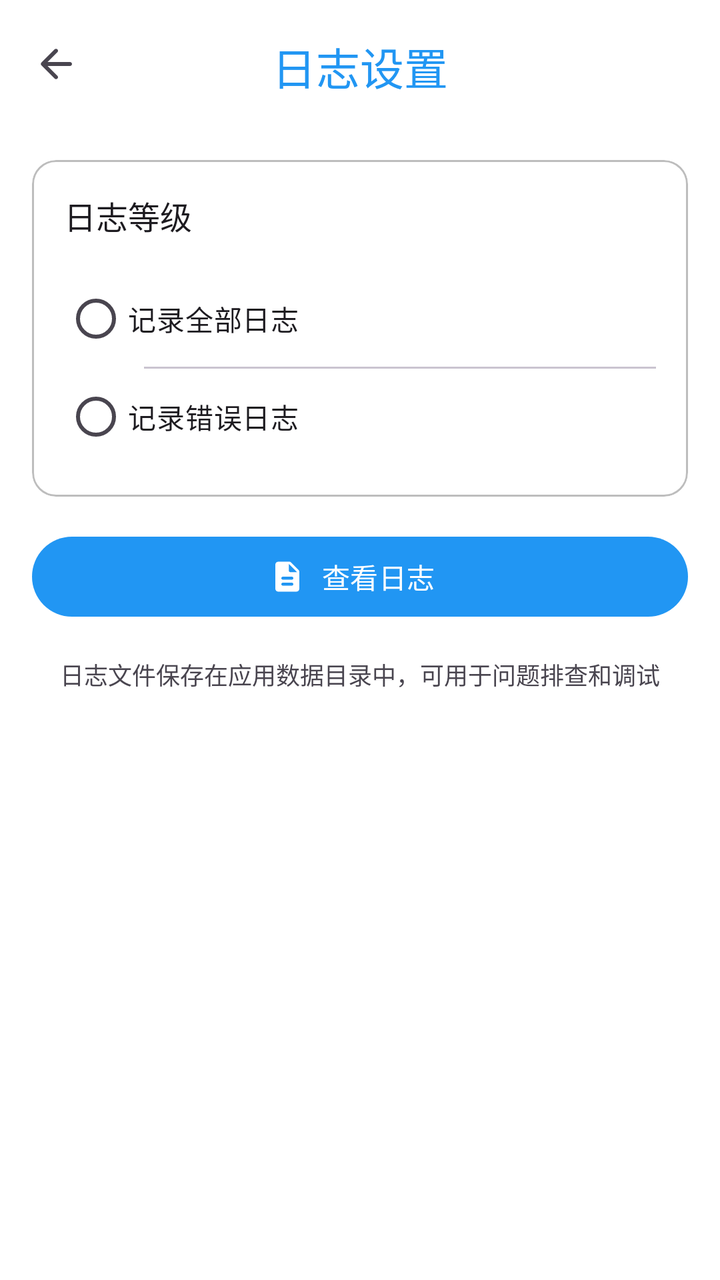
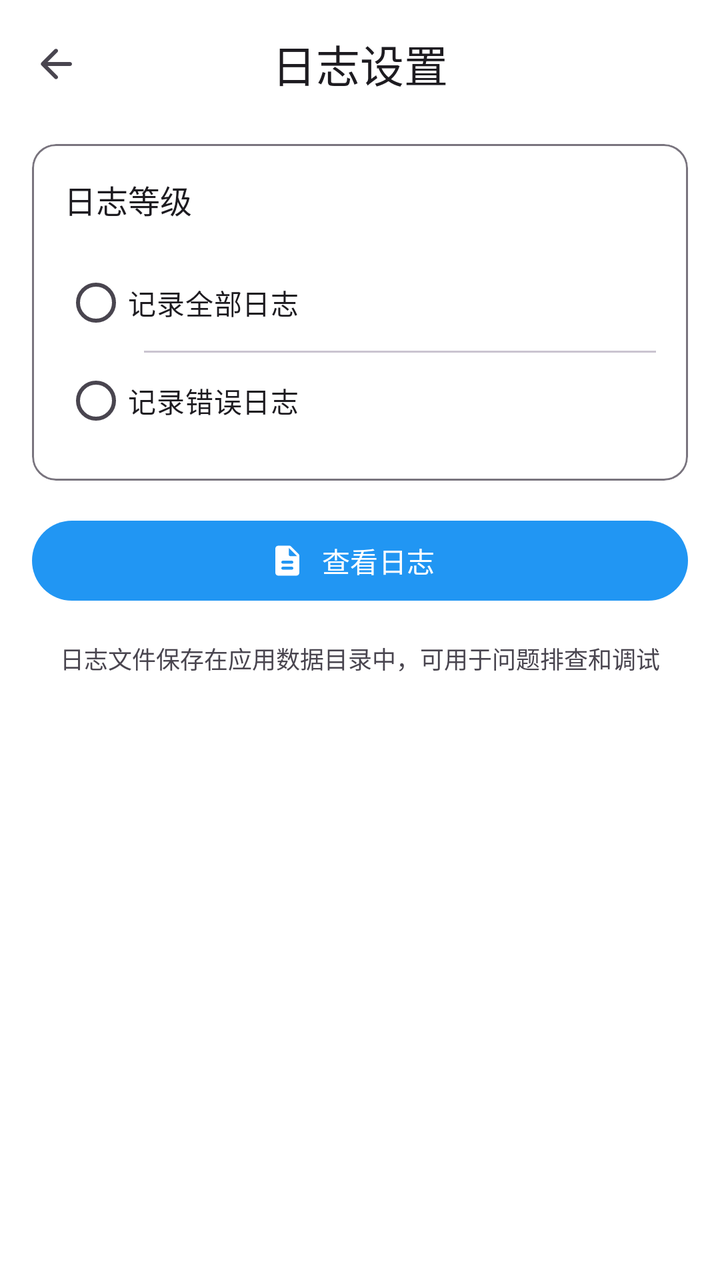

Screens rendered from an Android XML layout before and after an edit, with the pre-edit source and the edit as a unified diff.
<!-- AndroidManifest.xml: application theme AppTheme -->
<!-- res/layout/activity_log_settings.xml -->
<?xml version="1.0" encoding="utf-8"?>
<androidx.coordinatorlayout.widget.CoordinatorLayout
    xmlns:android="http://schemas.android.com/apk/res/android"
    xmlns:app="http://schemas.android.com/apk/res-auto"
    android:layout_width="match_parent"
    android:layout_height="match_parent"
    android:fitsSystemWindows="true"
    android:background="?attr/colorSurfaceContainerLowest">

    <com.google.android.material.appbar.AppBarLayout
        android:layout_width="match_parent"
        android:layout_height="wrap_content"
        android:fitsSystemWindows="true"
        android:background="@android:color/transparent"
        android:elevation="0dp"
        app:elevation="0dp">

        <com.google.android.material.appbar.MaterialToolbar
            android:id="@+id/title_container"
            android:layout_width="match_parent"
            android:layout_height="wrap_content"
            android:layout_marginBottom="8dp"
            android:background="@android:color/transparent"
            app:navigationIcon="@drawable/round_arrow_back"
            app:navigationIconTint="?attr/colorOnSurfaceVariant"
            app:navigationContentDescription="@string/tooltip_back"
            app:title="@string/log_settings_title"
            app:titleCentered="true"
            app:titleMarginTop="17dp"
            app:titleTextColor="?attr/colorPrimary"
            style="@style/Widget.Material3.Toolbar.Surface" />

    </com.google.android.material.appbar.AppBarLayout>

    <androidx.core.widget.NestedScrollView
        android:layout_width="match_parent"
        android:layout_height="match_parent"
        android:scrollbarStyle="outsideOverlay"
        android:fadeScrollbars="true"
        app:layout_behavior="@string/appbar_scrolling_view_behavior">

        <LinearLayout
            android:id="@+id/scroll_content"
            android:layout_width="match_parent"
            android:layout_height="wrap_content"
            android:paddingTop="8dp"
            android:paddingStart="16dp"
            android:paddingEnd="16dp"
            android:paddingBottom="16dp"
            android:orientation="vertical">

            <com.google.android.material.card.MaterialCardView
                android:id="@+id/log_level_card"
                android:layout_width="match_parent"
                android:layout_height="wrap_content"
                android:layout_marginBottom="16dp"
                style="@style/Widget.Material3.CardView.Outlined"
                app:cardBackgroundColor="@android:color/transparent"
                app:cardCornerRadius="12dp"
                app:cardElevation="0dp"
                app:strokeColor="?attr/colorOutline"
                app:strokeWidth="1dp">

                <LinearLayout
                    android:layout_width="match_parent"
                    android:layout_height="wrap_content"
                    android:padding="16dp"
                    android:orientation="vertical">

                    <TextView
                        android:layout_width="wrap_content"
                        android:layout_height="wrap_content"
                        android:layout_marginBottom="16dp"
                        android:textSize="16sp"
                        android:fontFamily="sans-serif-medium"
                        android:textColor="?attr/colorOnSurface"
                        android:text="@string/log_level_title" />

                    <RadioGroup
                        android:id="@+id/rg_log_level"
                        android:layout_width="match_parent"
                        android:layout_height="wrap_content"
                        android:orientation="vertical">

                        <com.google.android.material.radiobutton.MaterialRadioButton
                            android:id="@+id/rb_log_all"
                            android:layout_width="match_parent"
                            android:layout_height="wrap_content"
                            android:paddingVertical="12dp"
                            android:textSize="14sp"
                            android:textColor="?attr/colorOnSurface"
                            android:text="@string/log_level_verbose" />

                        <com.google.android.material.divider.MaterialDivider
                            android:layout_width="match_parent"
                            android:layout_height="wrap_content"
                            app:dividerColor="?attr/colorOutlineVariant"
                            app:dividerThickness="1dp"
                            android:layout_marginStart="40dp" />

                        <com.google.android.material.radiobutton.MaterialRadioButton
                            android:id="@+id/rb_log_error"
                            android:layout_width="match_parent"
                            android:layout_height="wrap_content"
                            android:paddingVertical="12dp"
                            android:textSize="14sp"
                            android:textColor="?attr/colorOnSurface"
                            android:text="@string/log_level_error" />

                    </RadioGroup>

                </LinearLayout>

            </com.google.android.material.card.MaterialCardView>

            <Button
                android:id="@+id/btn_view_log"
                android:layout_width="match_parent"
                android:layout_height="48dp"
                android:text="@string/view_log"
                style="@style/Widget.Material3.Button.Icon"
                app:icon="@drawable/round_description"
                app:iconGravity="textStart" />

            <TextView
                android:layout_width="match_parent"
                android:layout_height="wrap_content"
                android:gravity="center"
                android:textSize="12sp"
                android:fontFamily="sans-serif"
                android:textColor="?attr/colorOnSurfaceVariant"
                android:layout_marginTop="16dp"
                android:lineSpacingExtra="4dp"
                android:text="@string/log_file_location_hint" />

        </LinearLayout>

    </androidx.core.widget.NestedScrollView>

</androidx.coordinatorlayout.widget.CoordinatorLayout>
<!-- resources referenced by this layout -->
<resources>
  <string name="log_level_error">记录错误日志</string>
  <string name="log_level_title">日志等级</string>
  <string name="log_level_verbose">记录全部日志</string>
  <string name="log_settings_title">日志设置</string>
  <string name="tooltip_back">返回上一层级</string>
  <string name="view_log">查看日志</string>
  <style name="AppTheme" parent="Base.AppTheme">
      <item name="android:windowFullscreen">false</item>
      <item name="android:statusBarColor">@android:color/transparent</item>
      <item name="android:navigationBarColor">@android:color/transparent</item>
      <item name="android:windowLayoutInDisplayCutoutMode">shortEdges</item>
      <item name="android:buttonTint">@null</item>
      <item name="buttonTint">@null</item>
    </style>
  <style name="Base.AppTheme" parent="Theme.Material3.DayNight.NoActionBar">
      <item name="colorPrimary">@color/colorPrimary</item> 
      <item name="colorPrimaryContainer">@color/colorPrimaryContainer</item> 
      <item name="colorOnPrimaryContainer">@color/colorOnPrimaryContainer</item> 
      <item name="colorSurface">@android:color/white</item> 
      <item name="colorSurfaceVariant">#E0E0E0</item> 
      <item name="colorOutline">@color/border_medium</item> 
      
      <item name="materialSwitchStyle">@style/Widget.App.MaterialSwitch</item>
      
      <item name="shapeAppearanceSmallComponent">@style/ShapeAppearance.SmallComponent</item>
      <item name="shapeAppearanceMediumComponent">@style/ShapeAppearance.MediumComponent</item>
      <item name="shapeAppearanceLargeComponent">@style/ShapeAppearance.LargeComponent</item>
      
      <item name="materialButtonStyle">@style/Widget.App.Button</item>
      <item name="android:windowAnimationStyle">@style/WindowAnimationTransition</item>
      <item name="android:windowContentTransitions">true</item>
      
      <item name="alertDialogTheme">@style/ThemeOverlay.App.MaterialAlertDialog</item>
      
      <item name="android:textColorHighlight">@color/colorPrimaryLight</item> 
      
      <item name="colorControlActivated">@color/colorPrimary</item> 
      <item name="android:colorControlActivated">@color/colorPrimary</item> 
      
      <item name="actionModeBackground">@color/colorPrimary</item> 
      <item name="android:actionModeBackground">@color/colorPrimary</item> 
      
      <item name="actionMenuTextColor">@android:color/white</item> 
      <item name="android:actionMenuTextColor">@android:color/white</item>
    </style>
  <color name="colorPrimary">#2196F3</color>
  <color name="border_medium">#BDBDBD</color>
  <style name="Widget.App.MaterialSwitch" parent="Widget.Material3.CompoundButton.MaterialSwitch">
  
    </style>
  <style name="ShapeAppearance.SmallComponent" parent="ShapeAppearance.Material3.SmallComponent">
      <item name="cornerFamily">rounded</item>
      <item name="cornerSize">8dp</item>
    </style>
  <style name="ShapeAppearance.MediumComponent" parent="ShapeAppearance.Material3.MediumComponent">
      <item name="cornerFamily">rounded</item>
      <item name="cornerSize">12dp</item>
    </style>
  <style name="ShapeAppearance.LargeComponent" parent="ShapeAppearance.Material3.LargeComponent">
      <item name="cornerFamily">rounded</item>
      <item name="cornerSize">16dp</item>
    </style>
  <style name="Widget.App.Button" parent="Widget.Material3.Button">
      <item name="android:insetTop">0dp</item>
      <item name="android:insetBottom">0dp</item>
      <item name="cornerRadius">12dp</item>
    </style>
  <style name="WindowAnimationTransition">
      <item name="android:windowEnterAnimation">@anim/slide_in_right</item>
      <item name="android:windowExitAnimation">@anim/slide_out_left</item>
      <item name="android:windowAllowEnterTransitionOverlap">true</item>
      <item name="android:windowAllowReturnTransitionOverlap">true</item>
    </style>
  <style name="ThemeOverlay.App.MaterialAlertDialog" parent="ThemeOverlay.Material3.MaterialAlertDialog">
      <item name="android:background">@android:color/white</item>
    </style>
  <color name="colorPrimaryLight">#64B5F6</color>
  <!-- unchanged entries left out for length: 5 -->
</resources>

<!-- the commit's change to res/layout/activity_log_settings.xml (unified diff, before → after) -->
@@ -4,13 +4,11 @@
     xmlns:app="http://schemas.android.com/apk/res-auto"
     android:layout_width="match_parent"
     android:layout_height="match_parent"
-    android:fitsSystemWindows="true"
     android:background="?attr/colorSurfaceContainerLowest">
 
     <com.google.android.material.appbar.AppBarLayout
         android:layout_width="match_parent"
         android:layout_height="wrap_content"
-        android:fitsSystemWindows="true"
         android:background="@android:color/transparent"
         android:elevation="0dp"
         app:elevation="0dp">
@@ -19,15 +17,12 @@
             android:id="@+id/title_container"
             android:layout_width="match_parent"
             android:layout_height="wrap_content"
-            android:layout_marginBottom="8dp"
             android:background="@android:color/transparent"
             app:navigationIcon="@drawable/round_arrow_back"
             app:navigationIconTint="?attr/colorOnSurfaceVariant"
             app:navigationContentDescription="@string/tooltip_back"
             app:title="@string/log_settings_title"
             app:titleCentered="true"
-            app:titleMarginTop="17dp"
-            app:titleTextColor="?attr/colorPrimary"
             style="@style/Widget.Material3.Toolbar.Surface" />
 
     </com.google.android.material.appbar.AppBarLayout>
@@ -37,7 +32,8 @@
         android:layout_height="match_parent"
         android:scrollbarStyle="outsideOverlay"
         android:fadeScrollbars="true"
-        app:layout_behavior="@string/appbar_scrolling_view_behavior">
+        app:layout_behavior="@string/appbar_scrolling_view_behavior"
+        android:id="@+id/activity_log_settings_scroll">
 
         <LinearLayout
             android:id="@+id/scroll_content"
@@ -113,7 +109,7 @@
 
             </com.google.android.material.card.MaterialCardView>
 
-            <Button
+            <com.google.android.material.button.MaterialButton
                 android:id="@+id/btn_view_log"
                 android:layout_width="match_parent"
                 android:layout_height="48dp"
<!-- resource entries referenced after the edit -->
@@ -7,75 +7,31 @@
   <string name="tooltip_back">返回上一层级</string>
   <string name="view_log">查看日志</string>
   <style name="AppTheme" parent="Base.AppTheme">
-      <item name="android:windowFullscreen">false</item>
-      <item name="android:statusBarColor">@android:color/transparent</item>
-      <item name="android:navigationBarColor">@android:color/transparent</item>
-      <item name="android:windowLayoutInDisplayCutoutMode">shortEdges</item>
-      <item name="android:buttonTint">@null</item>
-      <item name="buttonTint">@null</item>
-    </style>
+          <item name="android:windowFullscreen">false</item>
+          <item name="android:statusBarColor">@android:color/transparent</item>
+          <item name="android:navigationBarColor">@android:color/transparent</item>
+          <item name="android:windowLayoutInDisplayCutoutMode">shortEdges</item>
+      </style>
   <style name="Base.AppTheme" parent="Theme.Material3.DayNight.NoActionBar">
-      <item name="colorPrimary">@color/colorPrimary</item> 
-      <item name="colorPrimaryContainer">@color/colorPrimaryContainer</item> 
-      <item name="colorOnPrimaryContainer">@color/colorOnPrimaryContainer</item> 
-      <item name="colorSurface">@android:color/white</item> 
-      <item name="colorSurfaceVariant">#E0E0E0</item> 
-      <item name="colorOutline">@color/border_medium</item> 
-      
-      <item name="materialSwitchStyle">@style/Widget.App.MaterialSwitch</item>
-      
-      <item name="shapeAppearanceSmallComponent">@style/ShapeAppearance.SmallComponent</item>
-      <item name="shapeAppearanceMediumComponent">@style/ShapeAppearance.MediumComponent</item>
-      <item name="shapeAppearanceLargeComponent">@style/ShapeAppearance.LargeComponent</item>
-      
-      <item name="materialButtonStyle">@style/Widget.App.Button</item>
-      <item name="android:windowAnimationStyle">@style/WindowAnimationTransition</item>
-      <item name="android:windowContentTransitions">true</item>
-      
-      <item name="alertDialogTheme">@style/ThemeOverlay.App.MaterialAlertDialog</item>
-      
-      <item name="android:textColorHighlight">@color/colorPrimaryLight</item> 
-      
-      <item name="colorControlActivated">@color/colorPrimary</item> 
-      <item name="android:colorControlActivated">@color/colorPrimary</item> 
-      
-      <item name="actionModeBackground">@color/colorPrimary</item> 
-      <item name="android:actionModeBackground">@color/colorPrimary</item> 
-      
-      <item name="actionMenuTextColor">@android:color/white</item> 
-      <item name="android:actionMenuTextColor">@android:color/white</item>
-    </style>
+          <item name="colorPrimary">@color/colorPrimary</item>
+          <item name="colorPrimaryContainer">@color/colorPrimaryContainer</item>
+          <item name="colorOnPrimaryContainer">@color/colorOnPrimaryContainer</item>
+          <item name="colorControlActivated">@color/colorPrimary</item>
+          <item name="android:colorControlActivated">@color/colorPrimary</item>
+          <item name="android:textColorHighlight">@color/colorPrimaryLight</item>
+          <item name="materialAlertDialogTheme">@style/ThemeOverlay.App.MaterialAlertDialog</item>
+          <item name="alertDialogTheme">@style/ThemeOverlay.App.MaterialAlertDialog</item>
+          <item name="android:windowAnimationStyle">@style/WindowAnimationTransition</item>
+          <item name="android:windowContentTransitions">true</item>
+      </style>
   <color name="colorPrimary">#2196F3</color>
-  <color name="border_medium">#BDBDBD</color>
-  <style name="Widget.App.MaterialSwitch" parent="Widget.Material3.CompoundButton.MaterialSwitch">
-  
-    </style>
-  <style name="ShapeAppearance.SmallComponent" parent="ShapeAppearance.Material3.SmallComponent">
-      <item name="cornerFamily">rounded</item>
-      <item name="cornerSize">8dp</item>
-    </style>
-  <style name="ShapeAppearance.MediumComponent" parent="ShapeAppearance.Material3.MediumComponent">
-      <item name="cornerFamily">rounded</item>
-      <item name="cornerSize">12dp</item>
-    </style>
-  <style name="ShapeAppearance.LargeComponent" parent="ShapeAppearance.Material3.LargeComponent">
-      <item name="cornerFamily">rounded</item>
-      <item name="cornerSize">16dp</item>
-    </style>
-  <style name="Widget.App.Button" parent="Widget.Material3.Button">
-      <item name="android:insetTop">0dp</item>
-      <item name="android:insetBottom">0dp</item>
-      <item name="cornerRadius">12dp</item>
-    </style>
   <style name="WindowAnimationTransition">
-      <item name="android:windowEnterAnimation">@anim/slide_in_right</item>
-      <item name="android:windowExitAnimation">@anim/slide_out_left</item>
-      <item name="android:windowAllowEnterTransitionOverlap">true</item>
-      <item name="android:windowAllowReturnTransitionOverlap">true</item>
-    </style>
-  <style name="ThemeOverlay.App.MaterialAlertDialog" parent="ThemeOverlay.Material3.MaterialAlertDialog">
-      <item name="android:background">@android:color/white</item>
-    </style>
+          <item name="android:windowEnterAnimation">@anim/slide_in_right</item>
+          <item name="android:windowExitAnimation">@anim/slide_out_left</item>
+          <item name="android:windowAllowEnterTransitionOverlap">true</item>
+          <item name="android:windowAllowReturnTransitionOverlap">true</item>
+      </style>
+  <style name="ThemeOverlay.App.MaterialAlertDialog" parent="ThemeOverlay.Material3.MaterialAlertDialog" />
   <color name="colorPrimaryLight">#64B5F6</color>
   <!-- unchanged entries left out for length: 5 -->
 </resources>
